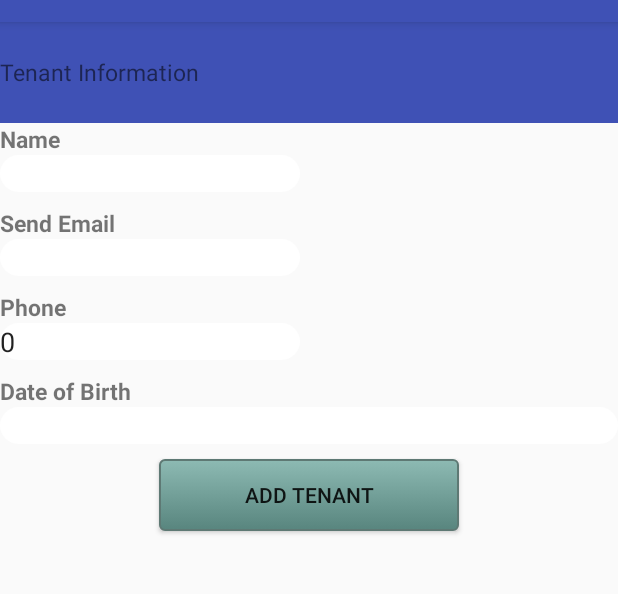
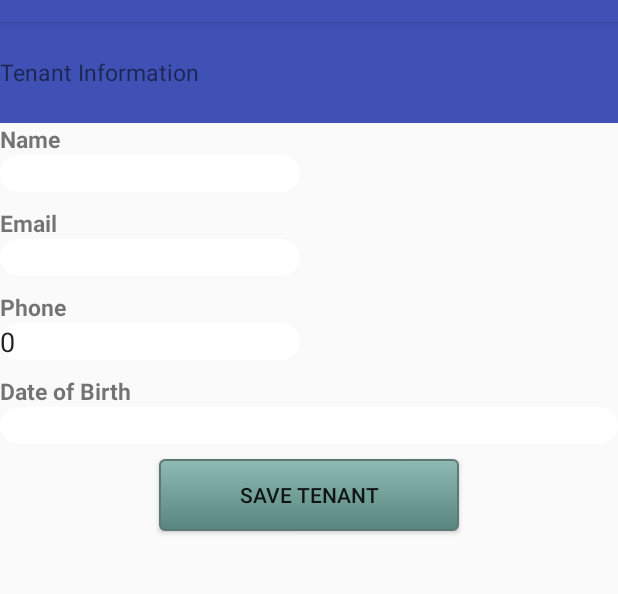
Before and after one commit to radiajan/COMP742-Mobile-Applications-Development, an Android app: the addTenant screen opened directly, with no data from a screen before it, on a phone screen of 412 x 824 dp, the part 62-656 px from its top. Run offline under Robolectric (Android 15) with nearby library versions, the phone set to English and light mode, and no system bars; our stand-ins replace Firebase (no records; nobody signed in at launch, a user with empty details on screens opened directly).

Commit message:
fixed wording for the views

```diff
--- a/10Ants/app/src/main/res/values/strings.xml
+++ b/10Ants/app/src/main/res/values/strings.xml
@@ -6,7 +6,7 @@
     <string name="help">Help and FAQ</string>
     <string name="terms_conditions">Terms and Conditions</string>
     <string name="feedback">Feedback</string>
-    <string name="email">Send Email</string>
+    <string name="email">Email</string>
     <string name="recommend_friends">Recommend to Friends</string>
     <string name="name">Name</string>
     <string name="address">Address</string>
@@ -24,9 +24,9 @@
     <string name="information_property">Property Information</string>
     <string name="information_tenant">Tenant Information</string>
     <string name="information_expense">Expense Information</string>
-    <string name="add_property">Add Property</string>
-    <string name="add_expense">Add Expense</string>
-    <string name="add_tenant">Add Tenant</string>
+    <string name="add_property">Save Property</string>
+    <string name="add_expense">Save Expense</string>
+    <string name="add_tenant">Save Tenant</string>
     <string name="select_property">Select Property</string>
     <string name = "select_expense">Select Expense</string>
     <string name="property_type">Property Type</string>
```
